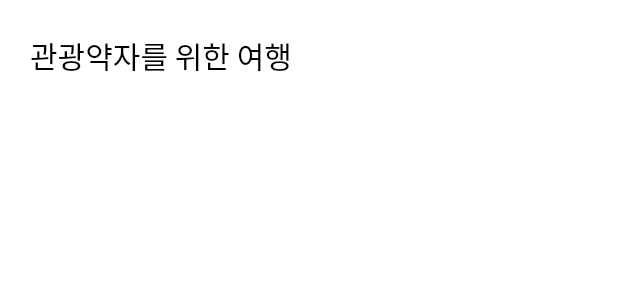
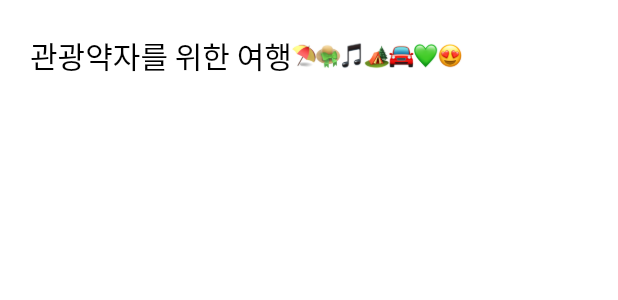
Before and after one commit to amuse-travel/amuseapp, a Flutter app: the AmuseForm widget shown alone on an empty page, opened directly, on a phone screen of 412 x 824 dp. Shown: the top 300 px of the screen. Run offline on Flutter 3.47's test engine with Material 2 defaults, Android fonts, the phone set to English and light mode, and no system bars; drawn by our look-alikes of pull_to_refresh; our stand-ins replace bloc, cached_network_image, carousel_slider, dio, equatable, firebase_auth and 9 more; missing offline and left inert: dash_chat; accounts and stored records are empty; network calls fail.

Commit message:
add emoji & test chat

```diff
--- a/lib/pages/amuse/amuse_form.dart
+++ b/lib/pages/amuse/amuse_form.dart
@@ -113,7 +113,9 @@ class _AmuseFormState extends State<AmuseForm> {
                     Container(
                       margin: const EdgeInsets.symmetric(horizontal: 20),
                       alignment: Alignment.centerLeft,
-                      child: const Text(
+                      child: Row(
+                        children: <Widget>[
+                          const Text(
                             '관광약자를 위한 여행‍',
                             style: TextStyle(
                               fontSize: 20,
@@ -121,11 +123,19 @@ class _AmuseFormState extends State<AmuseForm> {
                               color: Colors.black,
                             ),
                           ),
+                          Image.asset(
+                            'assets/icons/emoji.png',
+                            height: 20,
+                          ),
+                        ],
+                      ),
                     ),
                     const SizedBox(
                       height: 16,
                     ),
                     Expanded(
+                      child: Container(
+                        width: 375,
                         child: SmartRefresher(
                           controller: _refreshController,
                           enablePullDown: true,
@@ -152,7 +162,7 @@ class _AmuseFormState extends State<AmuseForm> {
                             physics: const BouncingScrollPhysics(),
                             itemCount: _productList.length,
                             itemBuilder: (BuildContext buildContext, int index) => Container(
-                            margin: const EdgeInsets.symmetric(horizontal: 40, vertical: 16),
+                              margin: const EdgeInsets.symmetric(horizontal: 20, vertical: 16),
                               child: Container(
                                 height: 320,
                                 child: RaisedButton(
@@ -221,6 +231,7 @@ class _AmuseFormState extends State<AmuseForm> {
                           ),
                         ),
                       ),
+                    ),
                   ],
                 ),
               ),
--- a/lib/repositories/chat_repository/chat_repository_impl.dart
+++ b/lib/repositories/chat_repository/chat_repository_impl.dart
@@ -20,6 +20,7 @@ class ChatRepositoryImpl extends ChatRepository {
         data: <String, dynamic>{
           'name': userName,
           'rooms': <String>[
+            // 'general',
             'wheel',
             'pdd',
             'blind',
@@ -48,6 +49,7 @@ class ChatRepositoryImpl extends ChatRepository {
       _socketIo.socketConnection().emitWithAck(
         'messages',
         <String, dynamic>{
+          // 'room': 'general',
           'room': room,
         },
         ack: (dynamic data) {
@@ -79,6 +81,7 @@ class ChatRepositoryImpl extends ChatRepository {
       _socketIo.socketConnection().emitWithAck(
         'messages',
         <String, dynamic>{
+          // 'room': 'general',
           'room': room,
           'msid': lastMsId,
         },
@@ -107,6 +110,7 @@ class ChatRepositoryImpl extends ChatRepository {
       _socketIo.socketConnection().emitWithAck(
         'input',
         <String, String>{
+          // 'room': 'general',
           'room': room,
           'message': message,
         },
--- a/lib/services/dio.dart
+++ b/lib/services/dio.dart
@@ -13,14 +13,15 @@ class HttpDio {
     apiUrlEnum ??= ApiUrlEnum.amuse;
 
     final String amuseApi = DotEnv().env['AMUSE_API'];
-    final String chatApi = DotEnv().env['CHAT_API'];
+    // final String chatApi = DotEnv().env['CHAT_API'];
 
     final Dio _dio = Dio();
 
     if (apiUrlEnum == ApiUrlEnum.amuse) {
       _dio.options.baseUrl = amuseApi;
     } else {
-      _dio.options.baseUrl = chatApi;
+      // _dio.options.baseUrl = chatApi;
+      _dio.options.baseUrl = 'http://localhost:3210';
     }
     _dio.options.headers['Accept'] = 'application/json';
     _dio.options.headers['content-type'] = 'application/json';
--- a/lib/services/socket_io.dart
+++ b/lib/services/socket_io.dart
@@ -16,11 +16,11 @@ class SocketIo {
       _userName = 'tester';
     }
 
-    // final String localHost = Platform.isAndroid ? 'http://10.0.2.2:3210' : 'http://localhost:3210';
-    final String chatApi = DotEnv().env['CHAT_API'];
+    final String localHost = Platform.isAndroid ? 'http://10.0.2.2:3210' : 'http://localhost:3210';
+    // final String chatApi = DotEnv().env['CHAT_API'];
 
     final Socket _socket = io(
-      chatApi,
+      localHost,
       <String, dynamic>{
         'transports': <String>['websocket'],
         'query': <String, dynamic>{
```
Also changed, not shown: lib/pages/setting/update_user_name/update_user_name_form.dart (+67 -5 lines), lib/repositories/authentication_repository/authentication_repository_impl.dart (+6 -1 lines), assets/icons/emoji.png (added). Lines whose indentation alone changed are shown as unchanged.
